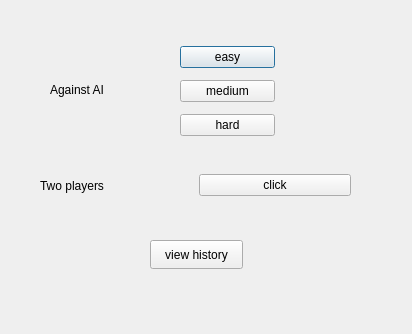
Old version of the form GUI/login.ui in the repository AHMED-ABDELLATIF56/Advanced-Tic-Tac-Toe.
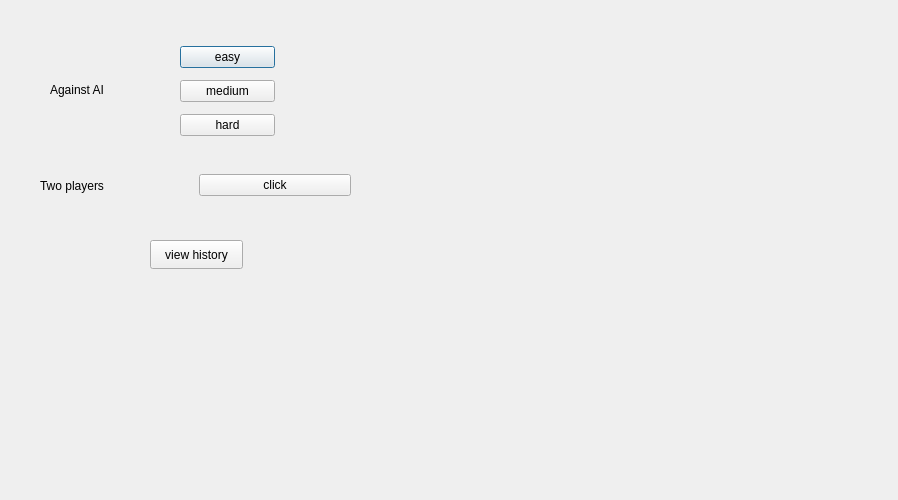
New version of the form.

```diff
--- a/GUI/login.ui
+++ b/GUI/login.ui
@@ -6,8 +6,8 @@
    <rect>
     <x>0</x>
     <y>0</y>
-    <width>412</width>
-    <height>334</height>
+    <width>898</width>
+    <height>500</height>
    </rect>
   </property>
   <property name="windowTitle">
```
